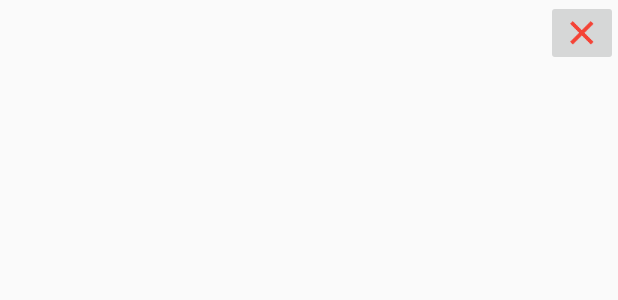
After one commit to HVA-FRC-3824/RoHAWKticsScouting2017, an Android app: the layout list_item_team_list_builder_dialog_match_numbers.xml on its own in the app's theme, with its tools: preview values and no code run, on a phone screen of 412 x 824 dp. The commit adds this screen. Shown: the top 300 px of the screen. Run offline under Robolectric (Android 15) with nearby library versions, the phone set to English and light mode, and no system bars.

Commit message:
Updated the team list builder to include adding match numbers

```diff
--- /dev/null
+++ b/app/src/main/res/layout/list_item_team_list_builder_dialog_match_numbers.xml
@@ -0,0 +1,19 @@
+<?xml version="1.0" encoding="utf-8"?>
+<LinearLayout
+    xmlns:android="http://schemas.android.com/apk/res/android"
+    android:orientation="horizontal"
+    android:layout_width="match_parent"
+    android:layout_height="match_parent">
+    <TextView
+        android:layout_width="0dp"
+        android:layout_height="wrap_content"
+        android:layout_weight="1"
+        android:id="@+id/match_number"
+        android:textColor="@color/black"
+        android:textSize="20sp"/>
+    <ImageButton
+        android:layout_width="wrap_content"
+        android:layout_height="wrap_content"
+        android:src="@drawable/delete_cross_color"
+        android:id="@+id/delete"/>
+</LinearLayout>
```
Also changed, not shown: app/src/main/java/frc3824/rohawkticsscouting2017/Activities/TeamListBuilder.java (+18 -4 lines), app/src/main/java/frc3824/rohawkticsscouting2017/Adapters/ListViewAdapters/LVA_TeamListBuilderDialog.java (added, +51 -0 lines), app/src/main/res/layout/dialog_team_list_builder.xml (+74 -4 lines).
